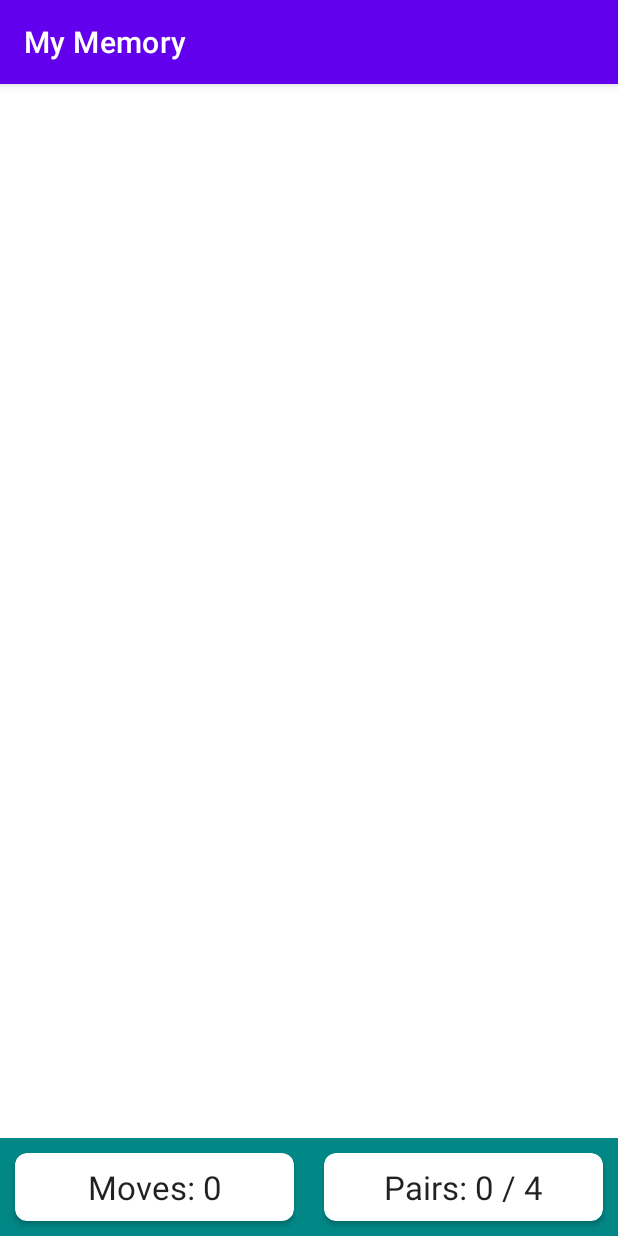
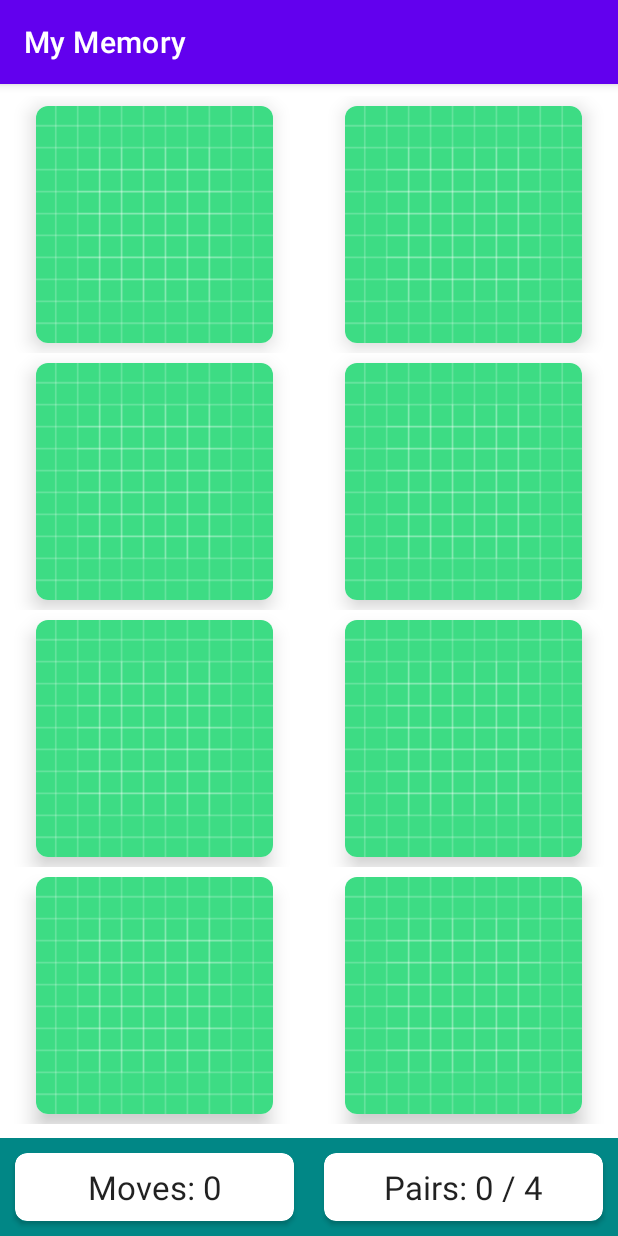
Before and after one commit to kokoichi206/my-memory, an Android app: the screen it shows after launch (MainActivity), on a phone screen of 412 x 824 dp. Run offline under Robolectric (Android 15) with nearby library versions, the phone set to English and light mode, and no system bars.

Commit message:
main layout

```diff
--- a/app/src/main/java/io/kokoichi/sample/mymemory/MainActivity.kt
+++ b/app/src/main/java/io/kokoichi/sample/mymemory/MainActivity.kt
@@ -3,6 +3,7 @@ package io.kokoichi.sample.mymemory
 import androidx.appcompat.app.AppCompatActivity
 import android.os.Bundle
 import android.widget.TextView
+import androidx.recyclerview.widget.GridLayoutManager
 import androidx.recyclerview.widget.RecyclerView
 
 class MainActivity : AppCompatActivity() {
@@ -18,5 +19,9 @@ class MainActivity : AppCompatActivity() {
         rvBoard = findViewById(R.id.rvBoard)
         tvNumMoves = findViewById(R.id.tvNumMoves)
         tvNumPairs = findViewById(R.id.tvNumPairs)
+
+        rvBoard.adapter = MemoryBoardAdapter(this, 8)
+        rvBoard.setHasFixedSize(true)
+        rvBoard.layoutManager = GridLayoutManager(this, 2)
     }
 }
--- /dev/null
+++ b/app/src/main/java/io/kokoichi/sample/mymemory/MemoryBoardAdapter.kt
@@ -0,0 +1,53 @@
+package io.kokoichi.sample.mymemory
+
+import android.content.Context
+import android.util.Log
+import android.view.LayoutInflater
+import android.view.View
+import android.view.ViewGroup
+import android.widget.ImageButton
+import androidx.cardview.widget.CardView
+import androidx.recyclerview.widget.RecyclerView
+import kotlin.math.min
+
+class MemoryBoardAdapter(private val context: Context, private val numPieces: Int) :
+    RecyclerView.Adapter<MemoryBoardAdapter.ViewHolder>() {
+
+    companion object {
+        private const val MARGIN_SIZE = 10
+        private const val TAG = "MemoryBoardAdapter"
+    }
+
+    override fun onCreateViewHolder(parent: ViewGroup, viewType: Int): ViewHolder {
+
+        val cardWidth = parent.width / 2 - (2 * MARGIN_SIZE)
+        val cardHeight = parent.height / 4 - (2 * MARGIN_SIZE)
+        val cardSideLength = min(cardWidth, cardHeight)
+
+        val view = LayoutInflater.from(context).inflate(R.layout.memory_card, parent, false)
+        val layoutParams = view.findViewById<CardView>(R.id.cardView).layoutParams as ViewGroup.MarginLayoutParams
+        layoutParams.width = cardSideLength
+        layoutParams.height = cardSideLength
+        layoutParams.setMargins(MARGIN_SIZE, MARGIN_SIZE, MARGIN_SIZE,MARGIN_SIZE)
+
+        return ViewHolder(view)
+    }
+
+    override fun getItemCount() = numPieces
+
+    override fun onBindViewHolder(holder: ViewHolder, position: Int) {
+        holder.bind(position)
+    }
+
+    inner class ViewHolder(itemView: View) : RecyclerView.ViewHolder(itemView) {
+
+        private val imageButton = itemView.findViewById<ImageButton>(R.id.imageButton)
+
+        fun bind(position: Int) {
+            imageButton.setOnClickListener {
+                Log.i(TAG, "Clicked on position $position")
+            }
+        }
+    }
+
+}
--- /dev/null
+++ b/app/src/main/res/layout/memory_card.xml
@@ -0,0 +1,27 @@
+<?xml version="1.0" encoding="utf-8"?>
+<LinearLayout xmlns:android="http://schemas.android.com/apk/res/android"
+    xmlns:app="http://schemas.android.com/apk/res-auto"
+    xmlns:tools="http://schemas.android.com/tools"
+    android:layout_width="match_parent"
+    android:layout_height="wrap_content"
+    android:gravity="center"
+    android:orientation="vertical">
+
+
+    <androidx.cardview.widget.CardView
+        android:id="@+id/cardView"
+        android:layout_width="120dp"
+        android:layout_height="120dp"
+        app:cardCornerRadius="8dp"
+        app:cardElevation="8dp">
+
+        <ImageButton
+            android:id="@+id/imageButton"
+            android:layout_width="match_parent"
+            android:layout_height="match_parent"
+            android:background="@color/white"
+            android:scaleType="centerCrop"
+            app:srcCompat="@drawable/ic_launcher_background"
+            tools:ignore="SpeakableTextPresentCheck" />
+    </androidx.cardview.widget.CardView>
+</LinearLayout>
```
